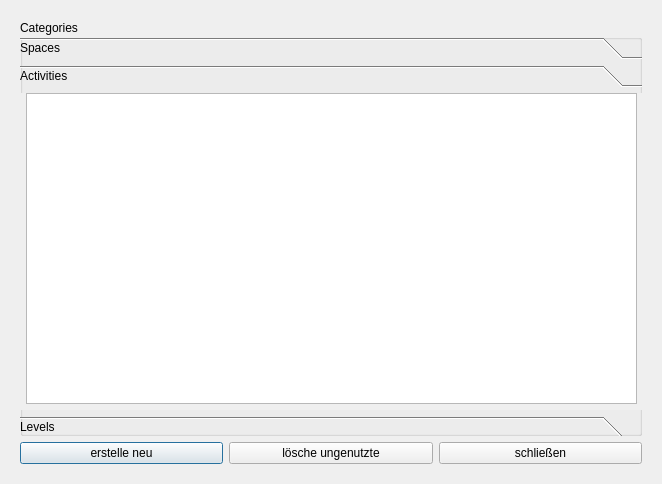
Qt form src/watnu/ui/settings.ui (amogorkon/watnu) before a commit.
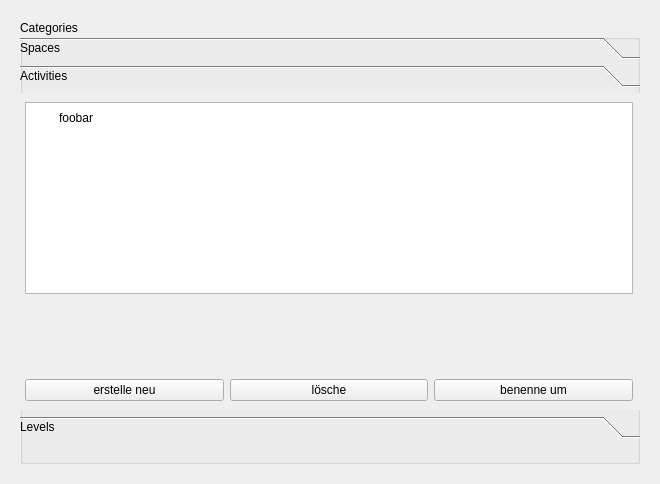
The same form after that commit. The open tabs and pages were chosen to show the change.

Commit message: activities; while to for; qt to QtWidgets

The edit to the form file:
```diff
--- a/src/watnu/ui/settings.ui
+++ b/src/watnu/ui/settings.ui
@@ -6,7 +6,7 @@
    <rect>
     <x>0</x>
     <y>0</y>
-    <width>662</width>
+    <width>660</width>
     <height>484</height>
    </rect>
   </property>
@@ -24,31 +24,7 @@
      </property>
      <widget class="QWidget" name="categories_tab" native="true">
       <layout class="QGridLayout" name="gridLayout_2">
-       <item row="1" column="0">
-        <widget class="QPushButton" name="create_new">
-         <property name="text">
-          <string>erstelle neu</string>
-         </property>
-        </widget>
-       </item>
-       <item row="1" column="1">
-        <widget class="QPushButton" name="delete_unused">
-         <property name="text">
-          <string>lösche ungenutzte</string>
-         </property>
-        </widget>
-       </item>
-       <item row="1" column="2">
-        <widget class="QPushButton" name="close">
-         <property name="text">
-          <string>schließen</string>
-         </property>
-         <property name="default">
-          <bool>true</bool>
-         </property>
-        </widget>
-       </item>
-       <item row="0" column="0" colspan="3">
+       <item row="0" column="0" colspan="2">
         <widget class="QGroupBox" name="groupBox">
          <property name="title">
           <string>Categories</string>
@@ -77,28 +53,31 @@
            <attribute name="label">
             <string>Spaces</string>
            </attribute>
-           <widget class="QTableView" name="spaces_table">
-            <property name="geometry">
-             <rect>
-              <x>10</x>
-              <y>0</y>
-              <width>611</width>
-              <height>301</height>
-             </rect>
-            </property>
-            <property name="sizePolicy">
-             <sizepolicy hsizetype="Maximum" vsizetype="Maximum">
-              <horstretch>0</horstretch>
-              <verstretch>0</verstretch>
-             </sizepolicy>
-            </property>
-            <property name="sortingEnabled">
-             <bool>true</bool>
-            </property>
-            <property name="wordWrap">
-             <bool>false</bool>
-            </property>
-           </widget>
+           <layout class="QVBoxLayout" name="verticalLayout_2">
+            <item>
+             <widget class="QTableView" name="spaces_table">
+              <property name="sizePolicy">
+               <sizepolicy hsizetype="Maximum" vsizetype="Maximum">
+                <horstretch>0</horstretch>
+                <verstretch>0</verstretch>
+               </sizepolicy>
+              </property>
+              <property name="sortingEnabled">
+               <bool>true</bool>
+              </property>
+              <property name="wordWrap">
+               <bool>false</bool>
+              </property>
+             </widget>
+            </item>
+            <item>
+             <widget class="QPushButton" name="delete_unused">
+              <property name="text">
+               <string>lösche ungenutzte</string>
+              </property>
+             </widget>
+            </item>
+           </layout>
           </widget>
           <widget class="QWidget" name="activities_page">
            <property name="geometry">
@@ -112,28 +91,147 @@
            <attribute name="label">
             <string>Activities</string>
            </attribute>
-           <widget class="QTableView" name="activities_table">
-            <property name="geometry">
-             <rect>
-              <x>10</x>
-              <y>0</y>
-              <width>611</width>
-              <height>311</height>
-             </rect>
-            </property>
-            <property name="sizePolicy">
-             <sizepolicy hsizetype="Maximum" vsizetype="Maximum">
-              <horstretch>0</horstretch>
-              <verstretch>0</verstretch>
-             </sizepolicy>
-            </property>
-            <property name="sortingEnabled">
-             <bool>true</bool>
-            </property>
-            <property name="wordWrap">
-             <bool>false</bool>
-            </property>
-           </widget>
+           <layout class="QVBoxLayout" name="verticalLayout">
+            <item>
+             <widget class="QTableWidget" name="activities_table">
+              <property name="font">
+               <font>
+                <weight>50</weight>
+                <bold>false</bold>
+               </font>
+              </property>
+              <property name="autoFillBackground">
+               <bool>true</bool>
+              </property>
+              <property name="verticalScrollBarPolicy">
+               <enum>Qt::ScrollBarAsNeeded</enum>
+              </property>
+              <property name="editTriggers">
+               <set>QAbstractItemView::DoubleClicked|QAbstractItemView::EditKeyPressed</set>
+              </property>
+              <property name="alternatingRowColors">
+               <bool>true</bool>
+              </property>
+              <property name="selectionMode">
+               <enum>QAbstractItemView::SingleSelection</enum>
+              </property>
+              <property name="selectionBehavior">
+               <enum>QAbstractItemView::SelectRows</enum>
+              </property>
+              <property name="showGrid">
+               <bool>false</bool>
+              </property>
+              <property name="gridStyle">
+               <enum>Qt::SolidLine</enum>
+              </property>
+              <property name="sortingEnabled">
+               <bool>true</bool>
+              </property>
+              <property name="wordWrap">
+               <bool>false</bool>
+              </property>
+              <property name="cornerButtonEnabled">
+               <bool>false</bool>
+              </property>
+              <property name="columnCount">
+               <number>3</number>
+              </property>
+              <attribute name="horizontalHeaderVisible">
+               <bool>false</bool>
+              </attribute>
+              <attribute name="verticalHeaderVisible">
+               <bool>false</bool>
+              </attribute>
+              <row>
+               <property name="text">
+                <string>2</string>
+               </property>
+              </row>
+              <column>
+               <property name="text">
+                <string>Name</string>
+               </property>
+               <property name="font">
+                <font>
+                 <weight>75</weight>
+                 <bold>true</bold>
+                </font>
+               </property>
+              </column>
+              <column>
+               <property name="text">
+                <string>∑ Zeit [min]</string>
+               </property>
+               <property name="font">
+                <font>
+                 <weight>75</weight>
+                 <bold>true</bold>
+                </font>
+               </property>
+              </column>
+              <column>
+               <property name="text">
+                <string>#Aufgaben</string>
+               </property>
+               <property name="font">
+                <font>
+                 <weight>75</weight>
+                 <bold>true</bold>
+                </font>
+               </property>
+              </column>
+              <item row="0" column="0">
+               <property name="text">
+                <string>foobar</string>
+               </property>
+               <property name="textAlignment">
+                <set>AlignCenter</set>
+               </property>
+              </item>
+             </widget>
+            </item>
+            <item>
+             <spacer name="verticalSpacer">
+              <property name="orientation">
+               <enum>Qt::Vertical</enum>
+              </property>
+              <property name="sizeHint" stdset="0">
+               <size>
+                <width>20</width>
+                <height>40</height>
+               </size>
+              </property>
+             </spacer>
+            </item>
+            <item>
+             <layout class="QHBoxLayout" name="horizontalLayout_3">
+              <item>
+               <widget class="QPushButton" name="create_activity">
+                <property name="text">
+                 <string>erstelle neu</string>
+                </property>
+               </widget>
+              </item>
+              <item>
+               <widget class="QPushButton" name="delete_activity">
+                <property name="text">
+                 <string>lösche</string>
+                </property>
+                <property name="default">
+                 <bool>true</bool>
+                </property>
+               </widget>
+              </item>
+              <item>
+               <widget class="QPushButton" name="rename_activity">
+                <property name="text">
+                 <string>benenne um</string>
+                </property>
+               </widget>
+              </item>
+             </layout>
+            </item>
+           </layout>
           </widget>
           <widget class="QWidget" name="levels_page">
            <property name="geometry">
```
Left out of the diff: 6 changed lines with no effect on the pictures. The commit also changes 15 other files.
